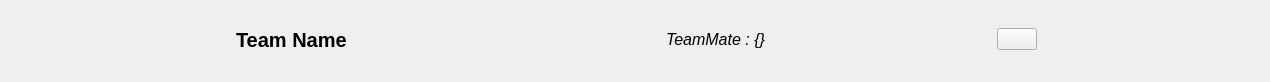
The window that babyfut_master/ui/teamlist.ui (eharquin/babyfut) describes before a commit, drawn with Qt 5.
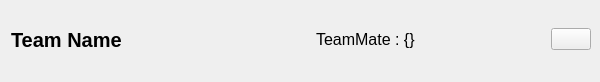
The same window after the commit. Icons and pictures are not drawn.

Commit message: Add functionalities in edit module & database

Patch:
```diff
--- a/babyfut_master/ui/teamlist.ui
+++ b/babyfut_master/ui/teamlist.ui
@@ -6,7 +6,7 @@
    <rect>
     <x>0</x>
     <y>0</y>
-    <width>1270</width>
+    <width>600</width>
     <height>82</height>
    </rect>
   </property>
@@ -16,42 +16,29 @@
   <property name="autoFillBackground">
    <bool>false</bool>
   </property>
-  <layout class="QHBoxLayout" name="horizontalLayout">
+  <layout class="QHBoxLayout" name="horizontalLayout" stretch="4,0,3,0,0">
    <property name="topMargin">
     <number>8</number>
    </property>
    <property name="rightMargin">
     <number>9</number>
    </property>
-   <item>
-    <spacer name="horizontalSpacer">
-     <property name="orientation">
-      <enum>Qt::Horizontal</enum>
-     </property>
-     <property name="sizeHint" stdset="0">
-      <size>
-       <width>40</width>
-       <height>20</height>
-      </size>
-     </property>
-    </spacer>
-   </item>
    <item>
     <layout class="QVBoxLayout" name="verticalLayout">
      <item>
-      <widget class="QLabel" name="lblLName">
+      <widget class="QLabel" name="teamName">
+       <property name="sizePolicy">
+        <sizepolicy hsizetype="Expanding" vsizetype="Expanding">
+         <horstretch>0</horstretch>
+         <verstretch>0</verstretch>
+        </sizepolicy>
+       </property>
        <property name="minimumSize">
         <size>
          <width>200</width>
          <height>0</height>
         </size>
        </property>
-       <property name="maximumSize">
-        <size>
-         <width>200</width>
-         <height>16777215</height>
-        </size>
-       </property>
        <property name="font">
         <font>
          <pointsize>15</pointsize>
@@ -73,18 +60,24 @@
      </property>
      <property name="sizeHint" stdset="0">
       <size>
-       <width>40</width>
+       <width>20</width>
        <height>20</height>
       </size>
      </property>
     </spacer>
    </item>
    <item>
-    <widget class="QLabel" name="lblVictories">
+    <widget class="QLabel" name="teamMate">
+     <property name="sizePolicy">
+      <sizepolicy hsizetype="Expanding" vsizetype="Expanding">
+       <horstretch>0</horstretch>
+       <verstretch>0</verstretch>
+      </sizepolicy>
+     </property>
      <property name="font">
       <font>
        <pointsize>12</pointsize>
-       <italic>true</italic>
+       <italic>false</italic>
       </font>
      </property>
      <property name="text">
@@ -99,7 +92,7 @@
      </property>
      <property name="sizeHint" stdset="0">
       <size>
-       <width>150</width>
+       <width>20</width>
        <height>20</height>
       </size>
      </property>
@@ -125,19 +118,6 @@
      </property>
     </widget>
    </item>
-   <item>
-    <spacer name="horizontalSpacer_3">
-     <property name="orientation">
-      <enum>Qt::Horizontal</enum>
-     </property>
-     <property name="sizeHint" stdset="0">
-      <size>
-       <width>20</width>
-       <height>20</height>
-      </size>
-     </property>
-    </spacer>
-   </item>
   </layout>
  </widget>
  <resources>
```
Left out of the diff: 6 changed lines with no effect on the pictures. The commit also changes 2 other files.
